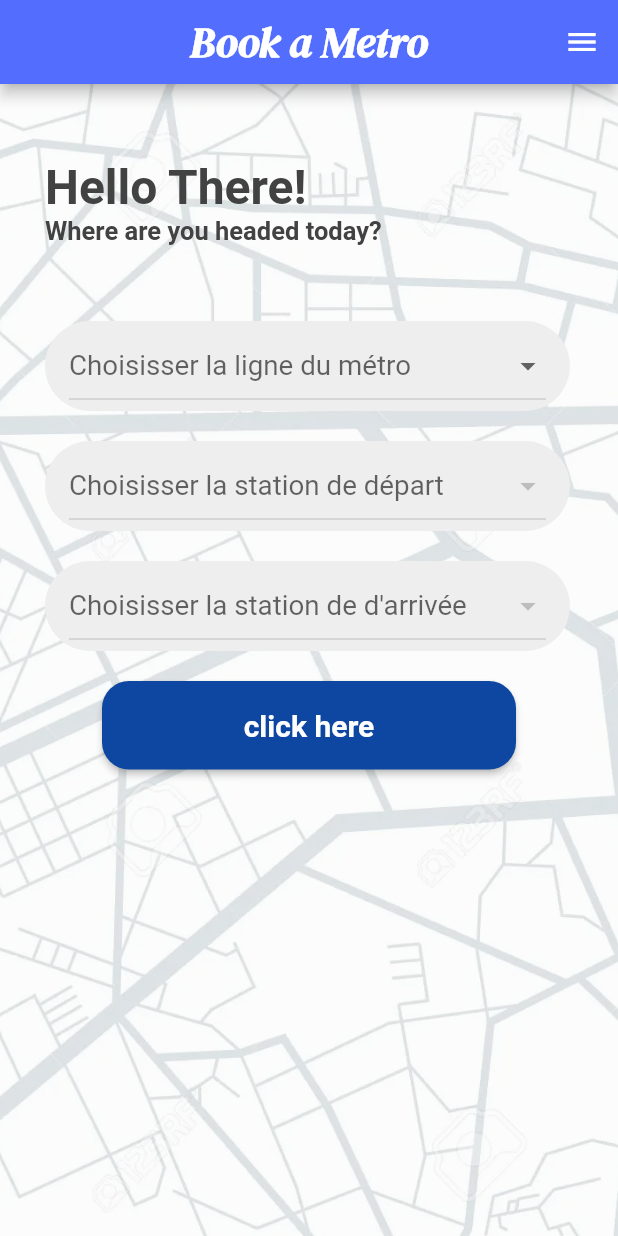
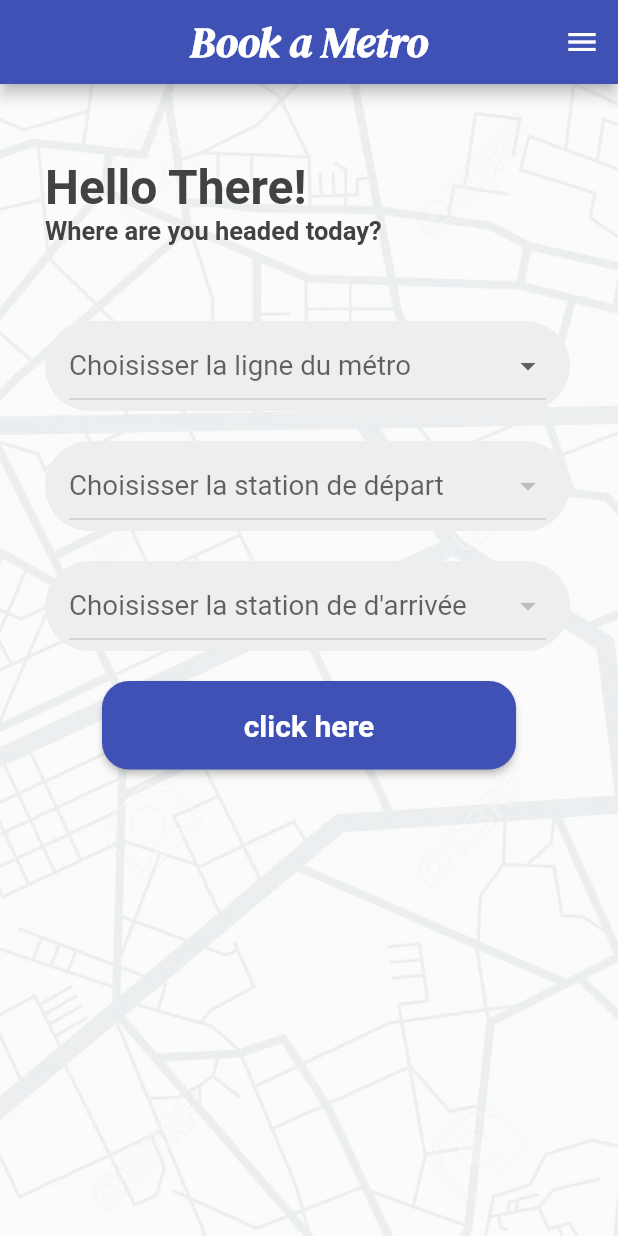
Before and after one commit to MahdiAyadi1/metroapp, a Flutter app: the screen it shows after launch, on a phone screen of 412 x 824 dp. Run offline on Flutter 3.47's test engine with Material 2 defaults, Android fonts, the phone set to English and light mode, and no system bars; our stand-ins replace firebase_core, sqflite; accounts and stored records are empty; Roboto replaces fonts that are missing (Allfont).

Commit message:
add components

```diff
--- a/Mobile/metroapp/lib/components/MyTextField().dart
+++ b/Mobile/metroapp/lib/components/MyTextField().dart
@@ -1,3 +1,5 @@
+// ignore_for_file: file_names, prefer_typing_uninitialized_variables
+
 import 'package:flutter/material.dart';
 
 class MyTextField extends StatelessWidget {
--- /dev/null
+++ b/Mobile/metroapp/lib/components/button.dart
@@ -0,0 +1,30 @@
+import 'package:flutter/material.dart';
+import 'myvariables.dart';
+
+class Mybutton extends StatelessWidget {
+  final Text text;
+  final void Function()? onPressed;
+  const Mybutton({super.key,
+  required this.text,
+  required this.onPressed,
+  });
+
+  @override
+  Widget build(BuildContext context) {
+    return Container(
+            margin: EdgeInsets.symmetric(horizontal: 68),
+            child: ElevatedButton(
+              onPressed: onPressed,
+              style: ButtonStyle(
+                backgroundColor:
+                    MaterialStateProperty.all(MyVariables.mainColor),
+                padding: MaterialStateProperty.all(EdgeInsets.all(18)),
+                shape: MaterialStateProperty.all(RoundedRectangleBorder(
+                    borderRadius: BorderRadius.circular(18))),
+              ),
+              child: text,
+            ),
+          );
+
+  }
+}
--- a/Mobile/metroapp/lib/components/input.dart
+++ /dev/null
@@ -1 +0,0 @@
-//dropdownbutton();
--- /dev/null
+++ b/Mobile/metroapp/lib/components/inputWelcome.dart
@@ -0,0 +1,40 @@
+import 'package:flutter/material.dart';
+
+import 'myvariables.dart';
+
+class InputWelcome extends StatelessWidget {
+  final List<DropdownMenuItem<String>>? list;
+  final void Function(Object?)? OnChange;
+  final String? selectLigne;
+  final Text? hintText;
+  const InputWelcome(
+      {super.key,
+      required this.list,
+      required this.OnChange,
+      required this.selectLigne,
+      required this.hintText,
+      });
+
+  @override
+  Widget build(BuildContext context) {
+    return Container(
+      margin: EdgeInsets.only(bottom: 20),
+      decoration: BoxDecoration(
+        color: MyVariables.backgroundColor,
+        borderRadius: BorderRadius.circular(66),
+      ),
+      width: 350,
+      padding: EdgeInsets.symmetric(horizontal: 16),
+      child: DropdownButton(
+        //dropdownColor: Colors.grey[200],
+        value: selectLigne,
+        hint: hintText,
+        itemHeight: 60,
+        style: TextStyle(fontSize: 18.5, color: MyVariables.textColor),
+        isExpanded: true,
+        items: list,
+        onChanged: OnChange,
+      ),
+    );
+  }
+}
--- /dev/null
+++ b/Mobile/metroapp/lib/components/myvariables.dart
@@ -0,0 +1,10 @@
+import 'package:flutter/material.dart';
+
+class MyVariables {
+  // static final Color myColor = Color(0xFF3366FF);
+  static final Color mainColor = Colors.indigo;
+  static final Color secondColor = Colors.yellow;
+  static final Color? textColor = Colors.grey[800];
+  static final Color? backgroundColor = Colors.grey[200];
+  static final String? titleFont = 'Myfont';
+}
--- a/Mobile/metroapp/lib/main.dart
+++ b/Mobile/metroapp/lib/main.dart
@@ -21,6 +21,7 @@ Future<void> main() async {
 
 class MyApp extends StatelessWidget {
   const MyApp({Key? key}) : super(key: key);
+  final Color mainColor = Colors.black;
 
   @override
   Widget build(BuildContext context) {
--- a/Mobile/metroapp/lib/pages/firstlogo.dart
+++ b/Mobile/metroapp/lib/pages/firstlogo.dart
@@ -4,6 +4,8 @@ import 'dart:async';
 
 import 'package:flutter/material.dart';
 import 'package:metroapp/pages/welcome.dart';
+
+import '../components/myvariables.dart';
 
 
 class Firstlogo extends StatefulWidget {
@@ -24,7 +26,7 @@ class _FirstlogoState extends State<Firstlogo> {
   @override
   Widget build(BuildContext context) {
     return Container(
-      color: Colors.grey[300],
+      color: MyVariables.backgroundColor,
       child: Image.asset('assets/images/logo-removebg-preview.png'),
     );
   }
--- a/Mobile/metroapp/lib/pages/welcome.dart
+++ b/Mobile/metroapp/lib/pages/welcome.dart
@@ -1,6 +1,9 @@
 // ignore_for_file: prefer_const_constructors
 
 import 'package:flutter/material.dart';
+import 'package:metroapp/components/button.dart';
+import 'package:metroapp/components/inputWelcome.dart';
+import 'package:metroapp/components/myvariables.dart';
 import '../database/bdd.dart';
 
 class Welcome extends StatefulWidget {
@@ -21,12 +24,12 @@ class _WelcomeState extends State<Welcome> {
     return SafeArea(
       child: Scaffold(
           appBar: AppBar(
-            backgroundColor: Colors.indigoAccent,
+            backgroundColor: MyVariables.mainColor,
             title: Text(
               "Book a Metro",
               style: TextStyle(
                   fontSize: 28,
-                  fontFamily: 'Myfont',
+                  fontFamily: MyVariables.titleFont,
                   fontWeight: FontWeight.bold),
             ),
             centerTitle: true,
@@ -67,7 +70,7 @@ class _WelcomeState extends State<Welcome> {
                 ),
                 fit: BoxFit.cover,
                 colorFilter: ColorFilter.mode(
-                  Colors.black.withOpacity(0.4),
+                  Colors.black.withOpacity(0.2),
                   BlendMode.dstATop,
                 ),
               ),
@@ -87,38 +90,25 @@ class _WelcomeState extends State<Welcome> {
                         style: TextStyle(
                             fontSize: 32,
                             fontWeight: FontWeight.bold,
-                            color: Colors.grey[800]),
+                            color: MyVariables.textColor),
                       ),
                       Text(
                         "Where are you headed today?",
                         style: TextStyle(
                             fontSize: 17,
                             fontWeight: FontWeight.bold,
-                            color: Colors.grey[800]),
+                            color: MyVariables.textColor),
                       ),
                       SizedBox(
                         height: 50,
                       ),
                       // Text("Choisisser la ligne du métro: "),
-                      Container(
-                        margin: EdgeInsets.only(bottom: 20),
-                        decoration: BoxDecoration(
-                          color: Colors.grey[200],
-                          borderRadius: BorderRadius.circular(66),
-                        ),
-                        width: 350,
-                        padding: EdgeInsets.symmetric(horizontal: 16),
-                        child: DropdownButton(
-                          //dropdownColor: Colors.grey[200],
-                          itemHeight: 60,
-                          style: TextStyle(
-                              fontSize: 18.5, color: Colors.grey[800]),
-                          isExpanded: true,
-                          items: ligne
+                      InputWelcome(
+                          list: ligne
                               .map((e) =>
                                   DropdownMenuItem(value: e, child: Text(e)))
                               .toList(),
-                          onChanged: (v) {
+                          OnChange: (v) {
                             setState(() {
                               _selectLigne = v.toString();
                               stationsFiltred = [];
@@ -129,30 +119,16 @@ class _WelcomeState extends State<Welcome> {
                                   stationsFiltred.add(station[i]["name"]);
                                 }
                               }
-                              // _selectStationDepart = stationsFiltred[0];
+                              // print(_selectLigne);
                               // print(stationsFiltred);
-                              // print(selectStation);
                             });
                           },
-                          value: _selectLigne,
-                          hint: Text("Choisisser la ligne du métro "),
-                        ),
-                      ),
-                      Container(
-                          margin: EdgeInsets.only(bottom: 20),
-                          decoration: BoxDecoration(
-                            color: Colors.grey[200],
-                            borderRadius: BorderRadius.circular(66),
-                          ),
-                          width: 350,
-                          padding: EdgeInsets.symmetric(horizontal: 16),
-                          child: DropdownButton<String>(
-                            itemHeight: 60,
-                            style: TextStyle(
-                                fontSize: 18.5, color: Colors.grey[800]),
-                            isExpanded: true,
-                            value: _selectStationDepart,
-                            items: (stationsFiltred.isEmpty
+                          selectLigne: _selectLigne,
+                          hintText: Text("Choisisser la ligne du métro ")),
+                      InputWelcome(
+                        selectLigne: _selectStationDepart,
+                        hintText: Text("Choisisser la station de départ "),
+                        list: (stationsFiltred.isEmpty
                                 ? <String>[]
                                 : stationsFiltred)
                             .map<DropdownMenuItem<String>>((String value) {
@@ -161,30 +137,16 @@ class _WelcomeState extends State<Welcome> {
                             child: Text(value),
                           );
                         }).toList(),
-                            onChanged: (value) {
+                        OnChange: (value) {
                           setState(() {
                             _selectStationDepart = value.toString();
                           });
                         },
-                            disabledHint:
-                                Text("Choisisser la station de départ"),
-                            hint: Text("Choisisser la station de départ"),
-                          )),
-                      Container(
-                          margin: EdgeInsets.only(bottom: 20),
-                          decoration: BoxDecoration(
-                            color: Colors.grey[200],
-                            borderRadius: BorderRadius.circular(66),
                       ),
-                          width: 350,
-                          padding: EdgeInsets.symmetric(horizontal: 16),
-                          child: DropdownButton<String>(
-                            itemHeight: 60,
-                            style: TextStyle(
-                                fontSize: 18.5, color: Colors.grey[800]),
-                            isExpanded: true,
-                            value: _selectStationArrive,
-                            items: (stationsFiltred.isEmpty
+                      InputWelcome(
+                        selectLigne: _selectStationArrive,
+                        hintText: Text("Choisisser la station de d'arrivée "),
+                        list: (stationsFiltred.isEmpty
                                 ? <String>[]
                                 : stationsFiltred)
                             .map<DropdownMenuItem<String>>((String value) {
@@ -193,38 +155,24 @@ class _WelcomeState extends State<Welcome> {
                             child: Text(value),
                           );
                         }).toList(),
-                            onChanged: (value) {
+                        OnChange: (value) {
                           setState(() {
                             _selectStationArrive = value.toString();
                           });
                         },
-                            disabledHint:
-                                Text("Choisisser la station de d'arrivée"),
-                            hint: Text("Choisisser la station de d'arrivée"),
-                          )),
+                      ),
                     ],
                   ),
                 ),
-                Container(
-                  margin: EdgeInsets.symmetric(horizontal: 68),
-                  child: ElevatedButton(
+                Mybutton(
+                  text: Text(
+                    "click here",
+                    style: TextStyle(fontSize: 20, fontWeight: FontWeight.bold),
+                  ),
                   onPressed: () {
                     Navigator.pushNamed(context, '/findmetro');
                   },
-                    style: ButtonStyle(
-                      backgroundColor:
-                          MaterialStateProperty.all(Colors.blue[900]),
-                      padding: MaterialStateProperty.all(EdgeInsets.all(18)),
-                      shape: MaterialStateProperty.all(RoundedRectangleBorder(
-                          borderRadius: BorderRadius.circular(18))),
-                    ),
-                    child: Text(
-                      "click here",
-                      style:
-                          TextStyle(fontSize: 20, fontWeight: FontWeight.bold),
-                    ),
-                  ),
-                ),
+                )
               ],
             ),
           )),
```
Also changed, not shown: Mobile/metroapp/lib/components/appbar.dart (added, +11 -0 lines), Mobile/metroapp/lib/pages/teeest.txt (added, +25 -0 lines), Mobile/metroapp/lib/pages/teext3.txt (added, +20 -0 lines), Mobile/metroapp/lib/pages/test.txt (added, +47 -0 lines). Lines whose indentation alone changed are shown as unchanged.
